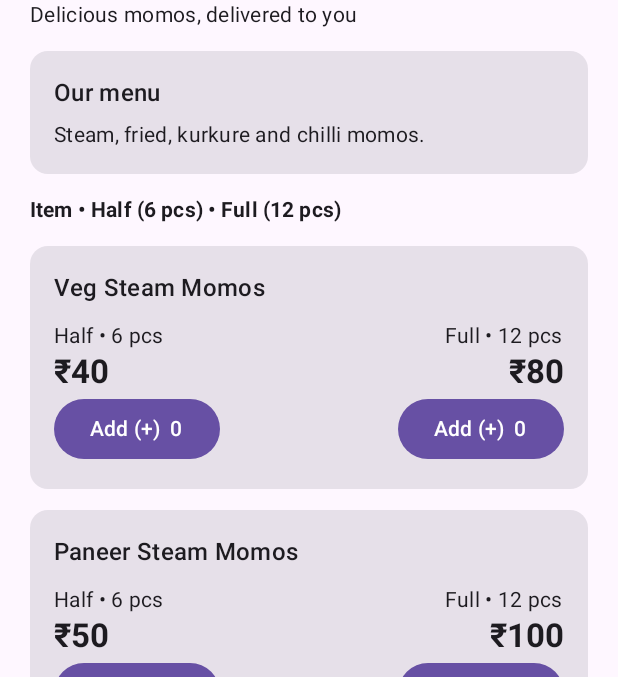
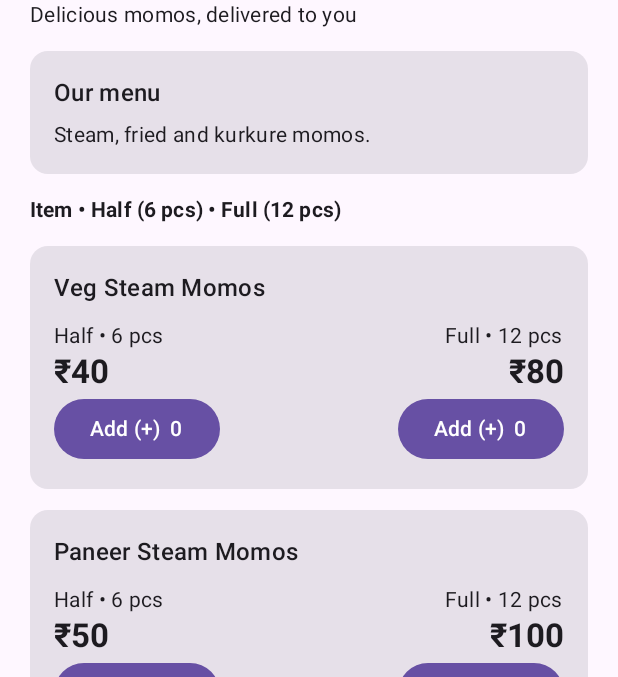
Before and after one commit to kanharohidas4-stack/KUHULU-MOMO, an Android app built with Jetpack Compose: the screen it shows after launch (MainActivity), on a phone screen of 412 x 824 dp, the part 78-755 px from its top. Run offline under Robolectric (Android 15) with nearby library versions, the phone set to English and light mode, and no system bars.

Commit message:
Remove chilli wording from menu description

```diff
--- a/app/src/main/java/com/kuhulumomo/MainActivity.kt
+++ b/app/src/main/java/com/kuhulumomo/MainActivity.kt
@@ -100,7 +100,7 @@ fun KuhuluMomoApp() {
                     item {
                         SectionCard(
                             "Our menu",
-                            "Steam, fried, kurkure and chilli momos."
+                            "Steam, fried and kurkure momos."
                         )
                     }
                     item {
```
